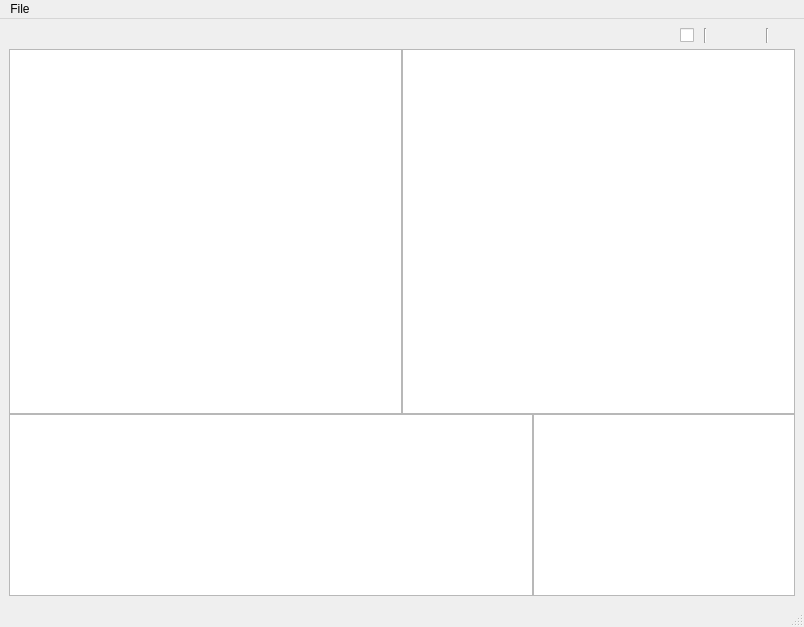
Old version of the form viewer/JGKit-Plus.ui in the repository EasonNothingToSing/JGKit-Plus.
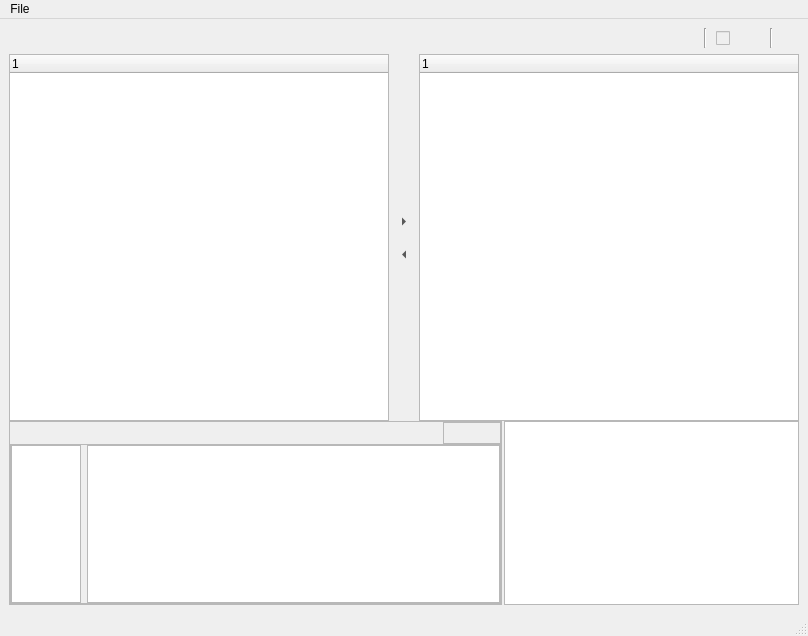
New version of the form. Icons and pictures are not drawn.

Diff of the .ui file:
```diff
--- a/viewer/JGKit-Plus.ui
+++ b/viewer/JGKit-Plus.ui
@@ -6,8 +6,8 @@
    <rect>
     <x>0</x>
     <y>0</y>
-    <width>804</width>
-    <height>627</height>
+    <width>808</width>
+    <height>636</height>
    </rect>
   </property>
   <property name="minimumSize">
@@ -80,11 +80,14 @@
             <number>6</number>
            </property>
            <item>
-            <widget class="QPushButton" name="Save">
+            <widget class="QToolButton" name="Save">
+             <property name="enabled">
+              <bool>false</bool>
+             </property>
              <property name="maximumSize">
               <size>
-               <width>15</width>
-               <height>15</height>
+               <width>20</width>
+               <height>20</height>
               </size>
              </property>
              <property name="text">
@@ -94,17 +97,29 @@
               <iconset>
                <normaloff>assets/.image/.file/save_dark.png</normaloff>assets/.image/.file/save_dark.png</iconset>
              </property>
-             <property name="flat">
+             <property name="checkable">
+              <bool>false</bool>
+             </property>
+             <property name="autoRepeat">
+              <bool>false</bool>
+             </property>
+             <property name="popupMode">
+              <enum>QToolButton::InstantPopup</enum>
+             </property>
+             <property name="autoRaise">
               <bool>true</bool>
              </property>
             </widget>
            </item>
            <item>
-            <widget class="QPushButton" name="Open">
+            <widget class="QToolButton" name="Open">
+             <property name="enabled">
+              <bool>false</bool>
+             </property>
              <property name="maximumSize">
               <size>
-               <width>15</width>
-               <height>15</height>
+               <width>20</width>
+               <height>20</height>
               </size>
              </property>
              <property name="text">
@@ -114,19 +129,34 @@
               <iconset>
                <normaloff>assets/.image/.file/open_dark.png</normaloff>assets/.image/.file/open_dark.png</iconset>
              </property>
-             <property name="flat">
+             <property name="checkable">
+              <bool>false</bool>
+             </property>
+             <property name="autoRaise">
               <bool>true</bool>
              </property>
             </widget>
            </item>
            <item>
-            <widget class="QPushButton" name="Connect">
+            <widget class="QToolButton" name="Connect">
              <property name="maximumSize">
               <size>
-               <width>15</width>
-               <height>15</height>
+               <width>20</width>
+               <height>20</height>
               </size>
              </property>
+             <property name="toolTip">
+              <string>Connect to Jlink</string>
+             </property>
+             <property name="whatsThis">
+              <string/>
+             </property>
+             <property name="layoutDirection">
+              <enum>Qt::LeftToRight</enum>
+             </property>
+             <property name="autoFillBackground">
+              <bool>false</bool>
+             </property>
              <property name="text">
               <string/>
              </property>
@@ -134,21 +164,20 @@
               <iconset>
                <normaloff>assets/.image/.connect/play.png</normaloff>assets/.image/.connect/play.png</iconset>
              </property>
-             <property name="flat">
+             <property name="checkable">
               <bool>true</bool>
              </property>
-            </widget>
-           </item>
-           <item>
-            <widget class="QCheckBox" name="Refresh_Hold">
-             <property name="maximumSize">
-              <size>
-               <width>15</width>
-               <height>15</height>
-              </size>
+             <property name="autoRepeat">
+              <bool>false</bool>
              </property>
-             <property name="text">
-              <string/>
+             <property name="autoExclusive">
+              <bool>false</bool>
+             </property>
+             <property name="popupMode">
+              <enum>QToolButton::DelayedPopup</enum>
+             </property>
+             <property name="autoRaise">
+              <bool>true</bool>
              </property>
             </widget>
            </item>
@@ -157,7 +186,7 @@
              <property name="maximumSize">
               <size>
                <width>2</width>
-               <height>20</height>
+               <height>25</height>
               </size>
              </property>
              <property name="orientation">
@@ -166,31 +195,30 @@
             </widget>
            </item>
            <item>
-            <widget class="QPushButton" name="Refresh">
+            <widget class="QCheckBox" name="Refresh_Hold">
+             <property name="enabled">
+              <bool>false</bool>
+             </property>
              <property name="maximumSize">
               <size>
-               <width>15</width>
-               <height>15</height>
+               <width>20</width>
+               <height>20</height>
               </size>
              </property>
              <property name="text">
               <string/>
              </property>
-             <property name="icon">
-              <iconset>
-               <normaloff>assets/.image/.refresh/refresh-dark.png</normaloff>assets/.image/.refresh/refresh-dark.png</iconset>
-             </property>
-             <property name="flat">
-              <bool>true</bool>
-             </property>
             </widget>
            </item>
-           <item alignment="Qt::AlignRight">
-            <widget class="QPushButton" name="Stop">
+           <item>
+            <widget class="QToolButton" name="Refresh">
+             <property name="enabled">
+              <bool>false</bool>
+             </property>
              <property name="maximumSize">
               <size>
-               <width>15</width>
-               <height>15</height>
+               <width>20</width>
+               <height>20</height>
               </size>
              </property>
              <property name="text">
@@ -200,10 +228,16 @@
               <iconset>
                <normaloff>assets/.image/.disconnect/stop-dark.png</normaloff>assets/.image/.disconnect/stop-dark.png</iconset>
              </property>
-             <property name="autoDefault">
+             <property name="checkable">
               <bool>false</bool>
              </property>
-             <property name="flat">
+             <property name="autoRepeat">
+              <bool>false</bool>
+             </property>
+             <property name="autoExclusive">
+              <bool>false</bool>
+             </property>
+             <property name="autoRaise">
               <bool>true</bool>
              </property>
             </widget>
@@ -213,7 +247,7 @@
              <property name="maximumSize">
               <size>
                <width>2</width>
-               <height>20</height>
+               <height>25</height>
               </size>
              </property>
              <property name="orientation">
@@ -225,8 +259,8 @@
             <widget class="QLabel" name="Status">
              <property name="maximumSize">
               <size>
-               <width>15</width>
-               <height>15</height>
+               <width>20</width>
+               <height>20</height>
               </size>
              </property>
              <property name="text">
@@ -249,28 +283,312 @@
        </layout>
       </item>
       <item>
-       <layout class="QHBoxLayout" name="TreeLayout" stretch="1,1">
+       <layout class="QHBoxLayout" name="TreeLayout" stretch="0,0,0">
         <property name="sizeConstraint">
          <enum>QLayout::SetDefaultConstraint</enum>
         </property>
         <item>
-         <widget class="QTreeView" name="DeviceDisplayTree"/>
+         <widget class="QTreeWidget" name="DeviceDisplayTree">
+          <column>
+           <property name="text">
+            <string notr="true">1</string>
+           </property>
+          </column>
+         </widget>
         </item>
         <item>
-         <widget class="QTreeView" name="DeviceEditTree"/>
+         <layout class="QGridLayout" name="TreeControlLayout">
+          <property name="sizeConstraint">
+           <enum>QLayout::SetDefaultConstraint</enum>
+          </property>
+          <property name="leftMargin">
+           <number>3</number>
+          </property>
+          <property name="topMargin">
+           <number>10</number>
+          </property>
+          <property name="rightMargin">
+           <number>3</number>
+          </property>
+          <property name="bottomMargin">
+           <number>10</number>
+          </property>
+          <property name="horizontalSpacing">
+           <number>6</number>
+          </property>
+          <property name="verticalSpacing">
+           <number>10</number>
+          </property>
+          <item row="0" column="0" alignment="Qt::AlignHCenter|Qt::AlignBottom">
+           <widget class="QToolButton" name="RightMove">
+            <property name="minimumSize">
+             <size>
+              <width>20</width>
+              <height>20</height>
+             </size>
+            </property>
+            <property name="maximumSize">
+             <size>
+              <width>30</width>
+              <height>30</height>
+             </size>
+            </property>
+            <property name="text">
+             <string>...</string>
+            </property>
+            <property name="checkable">
+             <bool>false</bool>
+            </property>
+            <property name="autoRaise">
+             <bool>true</bool>
+            </property>
+            <property name="arrowType">
+             <enum>Qt::RightArrow</enum>
+            </property>
+           </widget>
+          </item>
+          <item row="1" column="0" alignment="Qt::AlignHCenter|Qt::AlignTop">
+           <widget class="QToolButton" name="LeftMove">
+            <property name="minimumSize">
+             <size>
+              <width>20</width>
+              <height>20</height>
+             </size>
+            </property>
+            <property name="maximumSize">
+             <size>
+              <width>30</width>
+              <height>30</height>
+             </size>
+            </property>
+            <property name="text">
+             <string>...</string>
+            </property>
+            <property name="autoRaise">
+             <bool>true</bool>
+            </property>
+            <property name="arrowType">
+             <enum>Qt::LeftArrow</enum>
+            </property>
+           </widget>
+          </item>
+         </layout>
+        </item>
+        <item>
+         <widget class="QTreeWidget" name="DeviceEditTree">
+          <column>
+           <property name="text">
+            <string notr="true">1</string>
+           </property>
+          </column>
+         </widget>
         </item>
        </layout>
       </item>
       <item>
-       <layout class="QHBoxLayout" name="DisplayLayout" stretch="2,1">
+       <layout class="QHBoxLayout" name="DisplayLayout" stretch="5,3">
         <property name="spacing">
-         <number>0</number>
+         <number>2</number>
         </property>
         <item>
-         <widget class="QListView" name="MemoryView"/>
+         <widget class="QFrame" name="MemoryFrame">
+          <property name="frameShape">
+           <enum>QFrame::StyledPanel</enum>
+          </property>
+          <property name="frameShadow">
+           <enum>QFrame::Raised</enum>
+          </property>
+          <layout class="QVBoxLayout" name="verticalLayout">
+           <property name="spacing">
+            <number>0</number>
+           </property>
+           <property name="leftMargin">
+            <number>0</number>
+           </property>
+           <property name="topMargin">
+            <number>0</number>
+           </property>
+           <property name="rightMargin">
+            <number>0</number>
+           </property>
+           <property name="bottomMargin">
+            <number>0</number>
+           </property>
+           <item alignment="Qt::AlignRight">
+            <widget class="QFrame" name="MemControl">
+             <property name="maximumSize">
+              <size>
+               <width>16777215</width>
+               <height>16777215</height>
+              </size>
+             </property>
+             <property name="frameShape">
+              <enum>QFrame::StyledPanel</enum>
+             </property>
+             <property name="frameShadow">
+              <enum>QFrame::Raised</enum>
+             </property>
+             <layout class="QHBoxLayout" name="horizontalLayout_4">
+              <property name="spacing">
+               <number>6</number>
+              </property>
+              <property name="leftMargin">
+               <number>0</number>
+              </property>
+              <property name="topMargin">
+               <number>0</number>
+              </property>
+              <property name="rightMargin">
+               <number>10</number>
+              </property>
+              <property name="bottomMargin">
+               <number>0</number>
+              </property>
+              <item>
+               <widget class="QToolButton" name="MemAdd">
+                <property name="enabled">
+                 <bool>false</bool>
+                </property>
+                <property name="sizePolicy">
+                 <sizepolicy hsizetype="Minimum" vsizetype="Fixed">
+                  <horstretch>0</horstretch>
+                  <verstretch>0</verstretch>
+                 </sizepolicy>
+                </property>
+                <property name="minimumSize">
+                 <size>
+                  <width>20</width>
+                  <height>20</height>
+                 </size>
+                </property>
+                <property name="maximumSize">
+                 <size>
+                  <width>20</width>
+                  <height>20</height>
+                 </size>
+                </property>
+                <property name="toolTip">
+                 <string>Add to watch</string>
+                </property>
+                <property name="text">
+                 <string/>
+                </property>
+                <property name="icon">
+                 <iconset resource="assets/assets.qrc">
+                  <normaloff>:/memory/add.png</normaloff>:/memory/add.png</iconset>
+                </property>
+                <property name="iconSize">
+                 <size>
+                  <width>20</width>
+                  <height>20</height>
+                 </size>
+                </property>
+                <property name="checkable">
+                 <bool>false</bool>
+                </property>
+                <property name="checked">
+                 <bool>false</bool>
+                </property>
+                <property name="autoRepeat">
+                 <bool>false</bool>
+                </property>
+                <property name="autoRaise">
+                 <bool>true</bool>
+                </property>
+               </widget>
+              </item>
+              <item>
+               <widget class="QToolButton" name="MemDel">
+                <property name="enabled">
+                 <bool>false</bool>
+                </property>
+                <property name="minimumSize">
+                 <size>
+                  <width>20</width>
+                  <height>20</height>
+                 </size>
+                </property>
+                <property name="maximumSize">
+                 <size>
+                  <width>20</width>
+                  <height>20</height>
+                 </size>
+                </property>
+                <property name="baseSize">
+                 <size>
+                  <width>0</width>
+                  <height>0</height>
+                 </size>
+                </property>
+                <property name="toolTip">
+                 <string>Delete watch</string>
+                </property>
+                <property name="text">
+                 <string/>
+                </property>
+                <property name="icon">
+                 <iconset resource="assets/assets.qrc">
+                  <normaloff>:/memory/delete.png</normaloff>:/memory/delete.png</iconset>
+                </property>
+                <property name="iconSize">
+                 <size>
+                  <width>20</width>
+                  <height>20</height>
+                 </size>
+                </property>
+                <property name="checkable">
+                 <bool>false</bool>
+                </property>
+                <property name="autoRaise">
+                 <bool>true</bool>
+                </property>
+                <property name="arrowType">
+                 <enum>Qt::NoArrow</enum>
+                </property>
+               </widget>
+              </item>
+             </layout>
+            </widget>
+           </item>
+           <item>
+            <widget class="QFrame" name="MemDisplay">
+             <property name="frameShape">
+              <enum>QFrame::StyledPanel</enum>
+             </property>
+             <property name="frameShadow">
+              <enum>QFrame::Raised</enum>
+             </property>
+             <layout class="QHBoxLayout" name="horizontalLayout_3" stretch="1,15">
+              <property name="leftMargin">
+               <number>0</number>
+              </property>
+              <property name="topMargin">
+               <number>0</number>
+              </property>
+              <property name="rightMargin">
+               <number>0</number>
+              </property>
+              <property name="bottomMargin">
+               <number>0</number>
+              </property>
+              <item>
+               <widget class="QListView" name="AddressList"/>
+              </item>
+              <item>
+               <widget class="QTableView" name="AddressTable"/>
+              </item>
+             </layout>
+            </widget>
+           </item>
+          </layout>
+         </widget>
         </item>
         <item>
-         <widget class="QTableView" name="ContentsView"/>
+         <widget class="QTextEdit" name="ContentView">
+          <property name="readOnly">
+           <bool>true</bool>
+          </property>
+         </widget>
         </item>
        </layout>
       </item>
@@ -283,8 +601,8 @@
     <rect>
      <x>0</x>
      <y>0</y>
-     <width>804</width>
-     <height>22</height>
+     <width>808</width>
+     <height>23</height>
     </rect>
    </property>
    <widget class="QMenu" name="menuFile">
```
Left out of the diff: 64 changed lines with no effect on the pictures.
